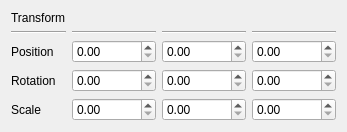
Before: the Qt Designer form transformcomponentwidget.ui in rogerbusquets97/Graphics-Engine, drawn with Qt 5.
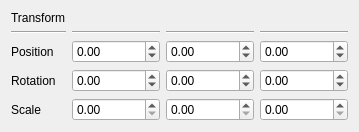
After: the same form once the commit is applied.

Commit message: Rotations working damn right

What changed in the file:
```diff
--- a/transformcomponentwidget.ui
+++ b/transformcomponentwidget.ui
@@ -36,6 +36,9 @@
    </item>
    <item row="2" column="3">
     <widget class="QDoubleSpinBox" name="PositionZ">
+     <property name="minimum">
+      <double>-999999999999999.000000000000000</double>
+     </property>
      <property name="maximum">
       <double>999999999999999.000000000000000</double>
      </property>
@@ -43,6 +46,9 @@
    </item>
    <item row="2" column="2">
     <widget class="QDoubleSpinBox" name="PositionY">
+     <property name="minimum">
+      <double>-99999999999999.000000000000000</double>
+     </property>
      <property name="maximum">
       <double>999999999999999.000000000000000</double>
      </property>
@@ -50,8 +56,11 @@
    </item>
    <item row="3" column="3">
     <widget class="QDoubleSpinBox" name="RotationZ">
+     <property name="minimum">
+      <double>-360.000000000000000</double>
+     </property>
      <property name="maximum">
-      <double>999999999999999.000000000000000</double>
+      <double>360.000000000000000</double>
      </property>
     </widget>
    </item>
@@ -77,8 +86,11 @@
    </item>
    <item row="3" column="1">
     <widget class="QDoubleSpinBox" name="RotationX">
+     <property name="minimum">
+      <double>-360.000000000000000</double>
+     </property>
      <property name="maximum">
-      <double>999999999999999.000000000000000</double>
+      <double>360.000000000000000</double>
      </property>
     </widget>
    </item>
@@ -91,8 +103,11 @@
    </item>
    <item row="4" column="1">
     <widget class="QDoubleSpinBox" name="ScaleX">
+     <property name="minimum">
+      <double>0.000000000000000</double>
+     </property>
      <property name="maximum">
-      <double>999999999999999.000000000000000</double>
+      <double>10000000000000000.000000000000000</double>
      </property>
     </widget>
    </item>
@@ -105,6 +120,9 @@
    </item>
    <item row="2" column="1">
     <widget class="QDoubleSpinBox" name="PositionX">
+     <property name="minimum">
+      <double>-10000000000000000.000000000000000</double>
+     </property>
      <property name="maximum">
       <double>999999999999999.000000000000000</double>
      </property>
@@ -119,8 +137,11 @@
    </item>
    <item row="3" column="2">
     <widget class="QDoubleSpinBox" name="RotationY">
+     <property name="minimum">
+      <double>-360.000000000000000</double>
+     </property>
      <property name="maximum">
-      <double>999999999999999.000000000000000</double>
+      <double>360.000000000000000</double>
      </property>
     </widget>
    </item>
```
The commit also changes 1 other file.
